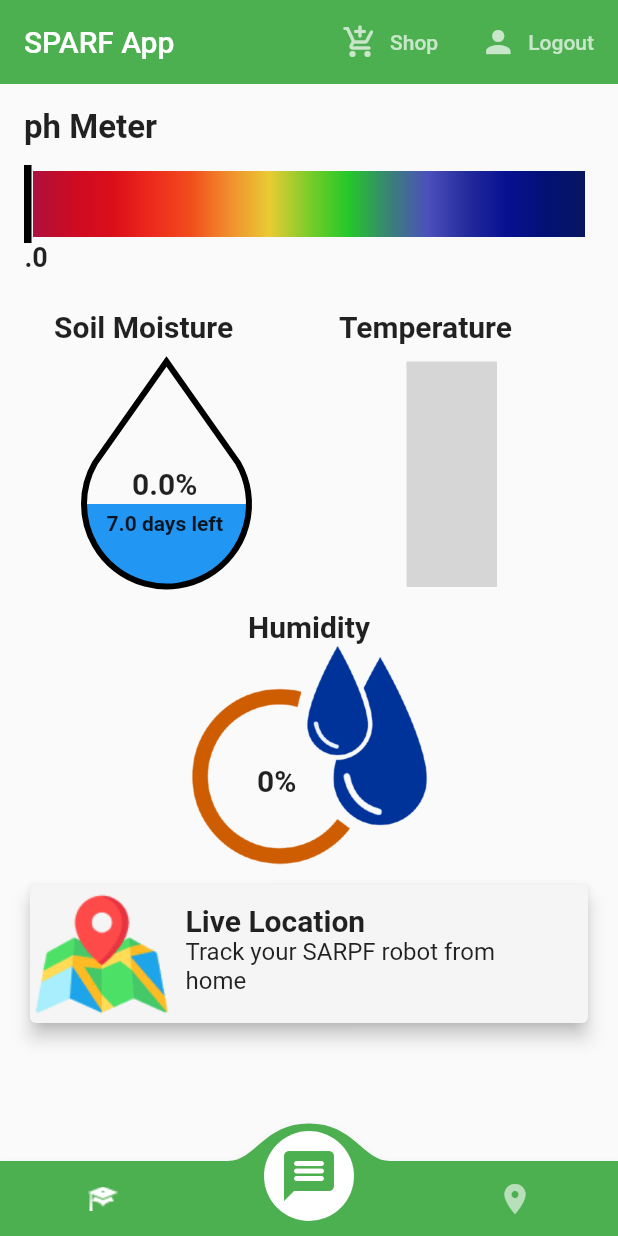
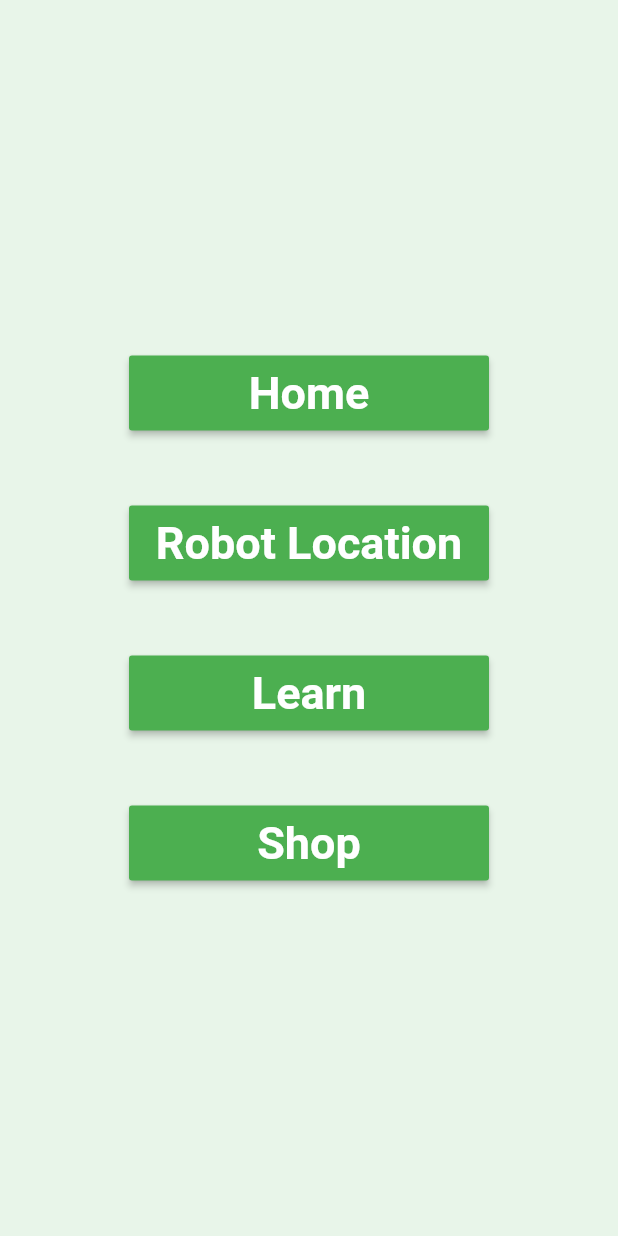
Before and after one commit to prapti1112/SARPT-Application, a Flutter app: the screen it shows once a user with an empty profile is signed in, on a phone screen of 412 x 824 dp. Run offline on Flutter 3.47's test engine with Material 2 defaults, Android fonts, the phone set to English and light mode, and no system bars; drawn by our look-alikes of convex_bottom_bar; our stand-ins replace firebase_auth, firebase_core, firebase_database, flutter_spinkit, google_maps_flutter, location; missing offline and left inert: flutter_string_encryption, flutter_thermometer; accounts and stored records are empty; grey boxes are pictures that could not be loaded.

Commit message:
Robot code encryption and start navigation screen

```diff
--- /dev/null
+++ b/lib/screens/NavigationTab/navigationTab.dart
@@ -0,0 +1,100 @@
+import 'package:flutter/material.dart';
+import 'package:sarpt_app/screens/home/home.dart';
+import 'package:sarpt_app/screens/liveTracker/liveTracker.dart';
+import 'package:url_launcher/url_launcher.dart';
+
+class NavigationTab extends StatelessWidget {
+
+  void moveToYoutube() async {
+    const String url = "https://www.youtube.com/results?search_query=How+to+improve+Indian+farming+in+Hindi";
+    if(await canLaunch(url)) {
+      final bool nativeAppLaunchSucceeded = await launch(url, universalLinksOnly: true);
+
+      if(!nativeAppLaunchSucceeded) {
+        await launch(url, forceWebView: true);
+      }
+    }
+  }
+
+  @override
+  Widget build(BuildContext context) {
+    return Container(
+      color: Colors.green[50],
+      child: Column(
+        crossAxisAlignment: CrossAxisAlignment.center,
+        mainAxisAlignment: MainAxisAlignment.center,
+        children: [
+          Container(
+            margin: const EdgeInsets.symmetric(vertical: 25),
+            child: SizedBox(
+              width: 240,
+              height: 50,
+              child: RaisedButton(
+                color: Colors.green,
+                child: Text("Home", style: TextStyle(fontSize: 30, fontWeight: FontWeight.bold, color: Colors.white),),
+                  onPressed: () {
+                    print("Navigating to home");
+                    Navigator.push(context,
+                        MaterialPageRoute(builder: (context) => Home()));
+                  }
+              ),
+            ),
+          ),
+          Container(
+            margin: const EdgeInsets.symmetric(vertical: 25),
+            child: SizedBox(
+              width: 240,
+              height: 50,
+              child: RaisedButton(
+                  color: Colors.green,
+                  child: Text("Robot Location", style: TextStyle(fontSize: 30, fontWeight: FontWeight.bold, color: Colors.white),),
+                  onPressed: () {
+                    print("Navigating to live location");
+                    Navigator.push(context,
+                        MaterialPageRoute(builder: (context) => LiveTracker()));
+                    }
+              ),
+            ),
+          ),
+          Container(
+            margin: const EdgeInsets.symmetric(vertical: 25),
+              child: SizedBox(
+                width: 240,
+                height: 50,
+                child: RaisedButton(
+                    color: Colors.green,
+                    child: Text("Learn", style: TextStyle(fontSize: 30, fontWeight: FontWeight.bold, color: Colors.white),),
+                    onPressed: () {
+                      print("Navigating to youtube");
+                      moveToYoutube();
+                    }
+                ),
+              ),
+          ),
+          Container(
+            margin: const EdgeInsets.symmetric(vertical: 25),
+            child: SizedBox(
+              width: 240,
+              height: 50,
+              child: RaisedButton(
+                  color: Colors.green,
+                  child: Text("Shop", style: TextStyle(fontSize: 30, fontWeight: FontWeight.bold, color: Colors.white),),
+                  onPressed: () async {
+                    print("Navigating to shopping");
+
+                    const String url = "http://enroot.3hundredsolutions.tech/index.html";
+
+                    if(await canLaunch(url)) {
+                      await launch(url, forceWebView: false);
+                    } else {
+                      throw "Couldn't launch the $url";
+                    }
+                  }
+              ),
+            ),
+          ),
+        ],
+      ),
+    );
+  }
+}
--- a/lib/screens/authenticate/register.dart
+++ b/lib/screens/authenticate/register.dart
@@ -116,7 +116,7 @@ class _RegisterState extends State<Register> {
                           ? "Enter a password 6+ chars long"
                           : null,
                       decoration: InputDecoration(
-                        labelText: "Password",
+                        labelText: "Robot Code",
                         hintText: "Your password ....",
                         filled: true,
                         fillColor: Colors.white,
@@ -147,14 +147,12 @@ class _RegisterState extends State<Register> {
                   SizedBox(
                     width: 295,
                     child: TextFormField(
-                      // onChanged: (value) => setState(() => this._password = value),
                       validator: (value) => (value != _password)
                           ? "Passwords do not match"
                           : null,
                       decoration: InputDecoration(
-                        labelText: "Confirm Password",
+                        labelText: "Confirm Robot Code",
                         hintText: "Your password ....",
-                        // errorText: (_password.isEmpty) ?  "Enter a password" : "",
                         filled: true,
                         fillColor: Colors.white,
                         focusedBorder: OutlineInputBorder(
--- a/lib/screens/authenticate/sign_in.dart
+++ b/lib/screens/authenticate/sign_in.dart
@@ -105,9 +105,8 @@ class _SignInState extends State<SignIn> {
                       onChanged: (value) => setState(() => this._password = value),
                       validator: (value) => (value.length < 6) ?  "Enter a password 6+ chars long" : null,
                       decoration: InputDecoration(
-                        labelText: "Password",
+                        labelText: "Robot Code",
                         hintText: "Your password ....",
-                        // errorText: (_password.isEmpty) ?  "Enter a password" : "",
                         filled: true,
                         fillColor: Colors.white,
                         focusedBorder: OutlineInputBorder(
--- a/lib/screens/liveTracker/liveTracker.dart
+++ b/lib/screens/liveTracker/liveTracker.dart
@@ -97,7 +97,7 @@ class _LiveTrackerState extends State<LiveTracker> {
       strokeColor: Colors.green,
       strokeWidth: 2,
       center: _currentLocation,
-      fillColor: Colors.blue.withAlpha(70),
+      fillColor: Colors.green.withAlpha(70),
     );
     super.initState();
   }
@@ -159,7 +159,7 @@ class _LiveTrackerState extends State<LiveTracker> {
         strokeColor: Colors.green,
         strokeWidth: 2,
         center: _currentLocation,
-        fillColor: Colors.blue.withAlpha(70),
+        fillColor: Colors.green.withAlpha(70),
       );
     });
   }
--- a/lib/screens/wrapper.dart
+++ b/lib/screens/wrapper.dart
@@ -1,6 +1,7 @@
 import 'package:flutter/material.dart';
 import 'package:provider/provider.dart';
 import 'package:sarpt_app/models/user.dart';
+import 'package:sarpt_app/screens/NavigationTab/navigationTab.dart';
 import 'package:sarpt_app/screens/authenticate/authenticate.dart';
 import 'package:sarpt_app/screens/home/home.dart';
 
@@ -12,6 +13,6 @@ class Wrapper extends StatelessWidget {
     print(user);
 
     // return Home();
-    return (user == null) ? Authenticate() : Home();
+    return (user == null) ? Authenticate() : NavigationTab();
   }
 }
--- a/lib/services/auth.dart
+++ b/lib/services/auth.dart
@@ -1,11 +1,15 @@
+import 'dart:convert';
+
 import 'package:firebase_auth/firebase_auth.dart';
-import 'package:flutter/cupertino.dart';
 import 'package:sarpt_app/models/user.dart';
 import 'package:sarpt_app/services/database.dart';
+import 'package:flutter_string_encryption/flutter_string_encryption.dart';
+import 'package:crypto/crypto.dart';
 
 class AuthService {
 
   final FirebaseAuth _auth = FirebaseAuth.instance;
+  final cryptor = new PlatformStringCryptor();
 
 //  Create a custom user object from Firebase user
   CustomUser _userFromFirebaseUser(User user) {
@@ -33,8 +37,9 @@ class AuthService {
   // Register with email and password
   Future registerWithEmailAndPassword(String email, String password, String phoneNumber,String address) async {
     try {
+      password = sha256.convert(utf8.encode(password)).toString();
+      print("Encrpted password: $password");
       UserCredential result = await _auth.createUserWithEmailAndPassword(email: email, password: password);
-
       //creating a record of the user in the database
       await DatabaseService(user: result.user).setInitialUserData(phoneNumber, address);
 
--- a/lib/services/database.dart
+++ b/lib/services/database.dart
@@ -22,7 +22,7 @@ class DatabaseService {
     List<double> params = [];
     DataSnapshot snapshot = await userReference.child("Users").child(user.uid).once();
     print("Data recieved: ${snapshot.value}");
-    params = [snapshot.value['ph'].toDouble(), snapshot.value['temperature'].toDouble() , snapshot.value['Humidity'].toDouble(), snapshot.value['soil_moisture'].toDouble()];
+    params = [(snapshot.value['ph']??7.0).toDouble(), (snapshot.value['temperature']??38.0).toDouble(), (snapshot.value['Humidity']??52.0).toDouble(), (snapshot.value['soil_moisture']??35.0).toDouble()];
     return params;
   }
 }
--- a/pubspec.yaml
+++ b/pubspec.yaml
@@ -38,6 +38,8 @@ dependencies:
   google_maps_flutter: ^1.0.10
   location: ^3.2.1
   url_launcher: ^5.7.10
+  flutter_string_encryption: ^0.3.1
+  crypt: ^3.0.0
 
 dev_dependencies:
   flutter_test:
```
Also changed, not shown: pubspec.lock.
